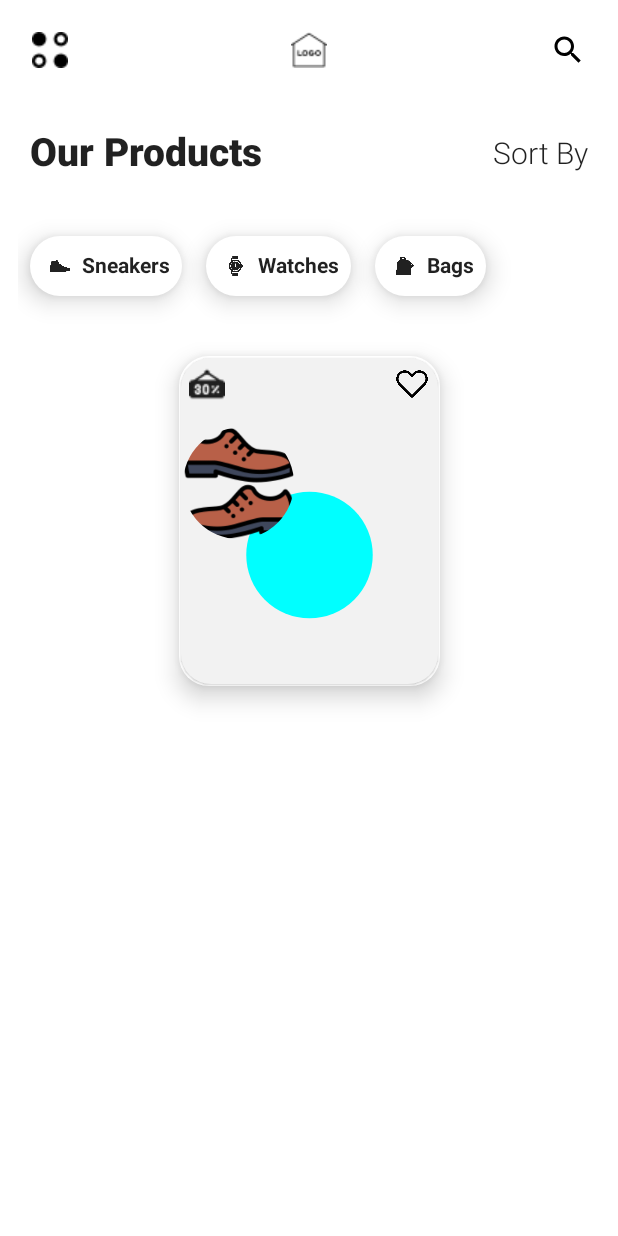
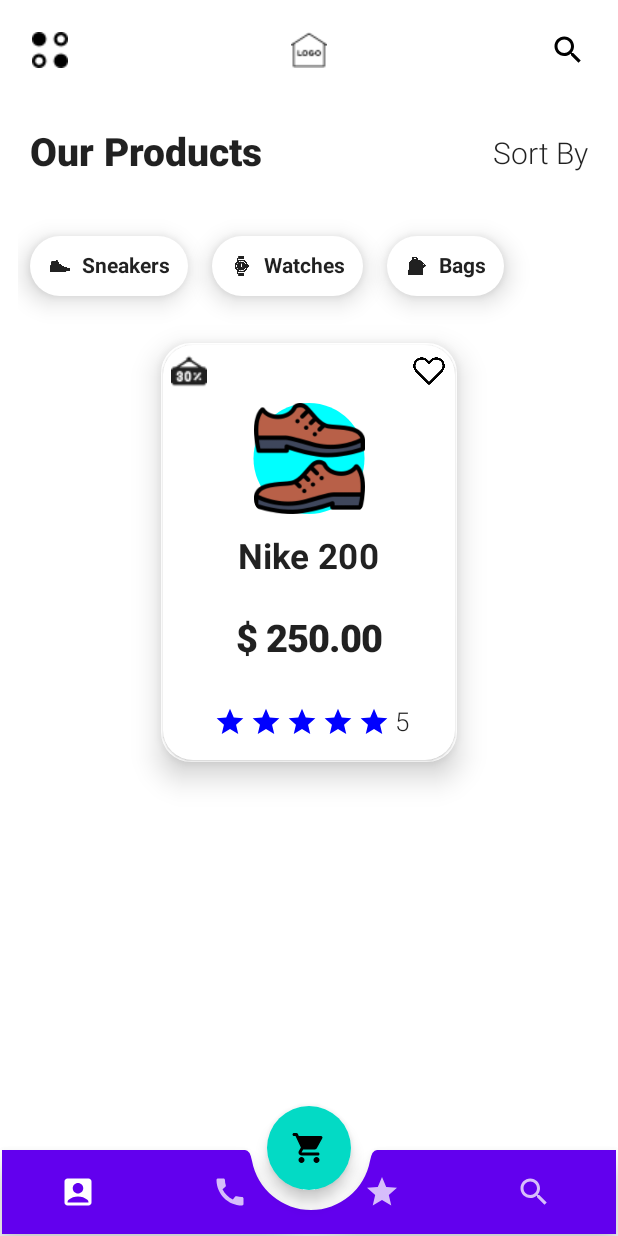
Before and after one commit to lachu97/EcommerceAppUI, an Android app built with Jetpack Compose: the screen it shows after launch (MainActivity), on a phone screen of 412 x 824 dp. Run offline under Robolectric (Android 15) with nearby library versions, the phone set to English and light mode, and no system bars.

Commit message:
another commit 2

```diff
--- a/app/src/main/java/com/example/ecomdesign/MainActivity.kt
+++ b/app/src/main/java/com/example/ecomdesign/MainActivity.kt
@@ -1,32 +1,89 @@
 package com.example.ecomdesign
 
 import android.os.Bundle
+import android.widget.Toast
 import androidx.activity.ComponentActivity
 import androidx.activity.compose.setContent
 import androidx.compose.foundation.layout.*
-import androidx.compose.material.MaterialTheme
-import androidx.compose.material.Surface
-import androidx.compose.material.Text
+import androidx.compose.foundation.shape.CornerSize
+import androidx.compose.material.*
+import androidx.compose.material.icons.Icons
+import androidx.compose.material.icons.filled.*
+import androidx.compose.material.icons.rounded.Add
+import androidx.compose.material.icons.rounded.Menu
+import androidx.compose.material.icons.rounded.ShoppingCart
 import androidx.compose.runtime.Composable
+import androidx.compose.runtime.mutableStateOf
+import androidx.compose.runtime.*
 import androidx.compose.ui.Alignment
 import androidx.compose.ui.Modifier
+import androidx.compose.ui.graphics.Color
+import androidx.compose.ui.res.colorResource
 import androidx.compose.ui.tooling.preview.Preview
 import androidx.compose.ui.unit.dp
-import com.example.ecomdesign.homeui.Chipgrp
-import com.example.ecomdesign.homeui.productcards
-import com.example.ecomdesign.homeui.titlepart
-import com.example.ecomdesign.homeui.toppart
+import androidx.core.graphics.drawable.IconCompat
+import com.example.ecomdesign.homeui.*
 import com.example.ecomdesign.ui.theme.EcomdesignTheme
+import kotlin.math.absoluteValue
 
-class MainActivity : ComponentActivity() {
+class MainActivity : ComponentActivity(), clicker {
     override fun onCreate(savedInstanceState: Bundle?) {
         super.onCreate(savedInstanceState)
         setContent {
             EcomdesignTheme {
+                var index = remember { mutableStateOf(0) }
                 // A surface container using the 'background' color from the theme
-                Surface(
+                Scaffold(
                     modifier = Modifier.fillMaxSize(),
-                    color = MaterialTheme.colors.background
+                    floatingActionButton = {
+                        FloatingActionButton(
+                            onClick = { /*TODO*/ },
+                            modifier = Modifier.padding(4.dp),
+                        ) {
+                            Icon(
+                                Icons.Rounded.ShoppingCart,
+                                contentDescription = "Localized description"
+                            )
+                        }
+                    },
+                    isFloatingActionButtonDocked = true,
+                    floatingActionButtonPosition = FabPosition.Center,
+                    backgroundColor = Color.White
+                    ,bottomBar = {
+                        BottomAppBar(
+                            modifier = Modifier.padding(1.dp),
+                            cutoutShape = MaterialTheme.shapes.small.copy(
+                                CornerSize(percent = 50)
+                            ),
+                            contentPadding = PaddingValues(end = 4.dp)
+                        ) {
+                            BottomNavigationItem(
+                                selected = (index.value == 0),
+                                onClick = { index.value = 0 },
+                                icon = {
+                                    Icon(Icons.Default.AccountBox, contentDescription = null)
+                                })
+                            BottomNavigationItem(
+                                selected = (index.value == 1),
+                                onClick = { index.value = 1 },
+                                icon = {
+                                    Icon(Icons.Default.Call, contentDescription = null)
+                                })
+                            BottomNavigationItem(
+                                selected = (index.value == 3),
+                                onClick = { index.value = 3},
+                                icon = {
+                                    Icon(Icons.Default.Star, contentDescription = null)
+                                })
+                            BottomNavigationItem(
+                                selected = (index.value == 4),
+                                onClick = { index.value = 4},
+                                icon = {
+                                    Icon(Icons.Default.Search, contentDescription = null)
+                                })
+
+                        }
+                    },
                 ) {
                     Column(
                         Modifier
@@ -40,26 +97,18 @@ class MainActivity : ComponentActivity() {
                         Spacer(modifier = Modifier.padding(10.dp))
                         Chipgrp()
                         Spacer(modifier = Modifier.padding(10.dp))
-                        productcards({
-                             Unit
-                        })
+                        productcards(this@MainActivity, "Nike 200", "$ 250.00")
                     }
-
                 }
             }
         }
     }
-}
 
-@Composable
-fun Greeting(name: String) {
-    Text(text = "Hello $name!")
-}
+    override fun clickit() {
+        Toast.makeText(this, "Functon Inside", Toast.LENGTH_LONG).show()
+    }
 
-@Preview(showBackground = true)
-@Composable
-fun DefaultPreview() {
-    EcomdesignTheme {
-        Greeting("Android")
+    override fun nowclick() {
+        Toast.makeText(this, "Functon CLicked", Toast.LENGTH_LONG).show()
     }
 }
--- /dev/null
+++ b/app/src/main/java/com/example/ecomdesign/homeui/clicker.kt
@@ -0,0 +1,6 @@
+package com.example.ecomdesign.homeui
+
+interface clicker {
+    fun clickit()
+    fun nowclick()
+}
--- a/app/src/main/java/com/example/ecomdesign/homeui/homescreen.kt
+++ b/app/src/main/java/com/example/ecomdesign/homeui/homescreen.kt
@@ -1,6 +1,5 @@
 package com.example.ecomdesign.homeui
 
-import androidx.compose.foundation.Canvas
 import androidx.compose.foundation.Image
 import androidx.compose.foundation.clickable
 import androidx.compose.foundation.layout.*
@@ -21,6 +20,7 @@ import androidx.compose.ui.res.painterResource
 import androidx.compose.ui.text.font.FontFamily
 import androidx.compose.ui.text.font.FontStyle
 import androidx.compose.ui.text.font.FontWeight
+import androidx.compose.ui.text.style.TextOverflow
 import androidx.compose.ui.unit.dp
 import androidx.compose.ui.unit.sp
 import com.example.ecomdesign.R
@@ -153,7 +153,7 @@ fun Chippart(name: String, id: Int) {
             Spacer(modifier = Modifier.padding(1.dp))
             Text(
                 text = name, fontSize = 14.sp, fontWeight = FontWeight.Bold,
-                fontFamily = FontFamily.SansSerif
+                fontFamily = FontFamily.SansSerif, modifier = Modifier.padding(end = 4.dp)
             )
         }
     }
@@ -179,36 +179,46 @@ fun Chipgrp() {
 
 //display cards
 @Composable
-fun productcards(onclick: () -> Unit) {
+fun productcards(onclick: clicker, name: String, price:String) {
     val newiconsize = 84
     Surface(
         modifier = Modifier
-            .width(194.dp)
-            .height(240.dp)
-            .padding(paddingval),
-        elevation = 10.dp,
+            .width(200.dp)
+            .padding(1.dp),
+        elevation = 12.dp,
         shape = RoundedCornerShape(cornerradius.dp)
     ) {
         Card(
             Modifier
-                .fillMaxSize()
                 .padding(1.dp)
                 .clickable {
-                    onclick
+                    onclick.nowclick()
                 },
-            backgroundColor = colorResource(id = R.color.mywhite),
+            backgroundColor = colorResource(id = R.color.white),
             shape = RoundedCornerShape(cornerradius.dp)
         ) {
             Column(
                 Modifier
-                    .fillMaxSize()
+                    .fillMaxWidth()
                     .padding(1.dp),
                 verticalArrangement = Arrangement.spacedBy(1.dp),
                 horizontalAlignment = Alignment.CenterHorizontally
             ) {
                 cardtop()
-                Spacer(modifier = Modifier.padding(5.dp))
+                Spacer(modifier = Modifier.padding(1.dp))
                 cardmiddle()
+//                Image(
+//                    painter = painterResource(id = R.drawable.shoe12),
+//                    contentDescription = null,
+//                    modifier = Modifier
+//                        .clip(RoundedCornerShape(10.dp))
+//                        .size(74.dp)
+//                        .align(Alignment.CenterHorizontally)
+//                )
+                Spacer(modifier = Modifier.padding(1.dp))
+                cardtitle(name = name)
+                price(price = price)
+                bottompart()
 
             }
         }
@@ -254,24 +264,104 @@ fun cardtop(
 
 @Composable
 fun cardmiddle() {
-    Box(modifier = Modifier.fillMaxWidth()) {
-        Canvas(modifier = Modifier.fillMaxSize()) {
-            val canvasWidth = size.width
-            val canvasHeight = size.height
+    Box(modifier = Modifier
+        .fillMaxWidth()
+        .drawBehind {
             drawCircle(
                 color = Color.Cyan,
-                center = Offset(x = canvasWidth / 2, y = canvasHeight / 2),
-                radius = size.minDimension / 4
+                center = Offset(x = size.width / 2, y = size.height / 2),
+                radius = size.minDimension / 2
             )
-        }
+        }) {
+//        Canvas(modifier = Modifier.fillMaxWidth()) {
+//            val canvasWidth = size.width
+//            val canvasHeight = size.height
+//            drawCircle(
+//                color = Color.Cyan,
+//                center = Offset(x = canvasWidth / 2, y = canvasHeight / 2),
+//                radius = size.minDimension / 4
+//            )
+//        }
         Image(
-            painter = painterResource(id = R.drawable.shoe12)
-            , contentDescription = null,
+            painter = painterResource(id = R.drawable.shoe12),
+            contentDescription = null,
             modifier = Modifier
-                .clip(CircleShape)
+                .clip(RoundedCornerShape(10.dp))
                 .size(74.dp)
+                .align(Alignment.Center)
+        )
+    }
+}
+
+@Composable
+fun cardtitle(name: String) {
+    Row(
+        modifier = Modifier.fillMaxWidth(),
+        horizontalArrangement = Arrangement.Center
+    ) {
+        Text(
+            text = name,
+            fontWeight = FontWeight.Bold,
+            fontStyle = FontStyle.Normal,
+            fontSize = 23.sp,
+            modifier = Modifier.padding(paddingval),
+            overflow = TextOverflow.Ellipsis,
+            style = MaterialTheme.typography.caption
         )
     }
 
+}
 
+@Composable
+fun price(price: String) {
+    Row(
+        modifier = Modifier.fillMaxWidth(),
+        horizontalArrangement = Arrangement.Center
+    ) {
+        Text(
+            text = price,
+            fontWeight = FontWeight.ExtraBold,
+            fontStyle = FontStyle.Normal,
+            fontSize = 25.sp,
+            modifier = Modifier.padding(2.dp),
+            overflow = TextOverflow.Ellipsis,
+            style = MaterialTheme.typography.h3
+        )
+    }
 }
+
+@Composable
+fun bottompart() {
+    Row(
+        modifier = Modifier
+            .fillMaxWidth()
+            .padding(paddingval),
+        verticalAlignment = Alignment.CenterVertically,
+        horizontalArrangement = Arrangement.Center
+    ) {
+        star(no = 5)
+        Text(text = "5", fontWeight = FontWeight.Light, fontSize = 17.sp,
+            fontStyle = FontStyle.Normal
+            )
+    }
+}
+
+@Composable
+fun star(no: Int) {
+    Row(
+        modifier = Modifier
+            .padding(2.dp),
+        verticalAlignment = Alignment.CenterVertically,
+    ) {
+        repeat(no) {
+            Icon(
+                painter = painterResource(id = R.drawable.ic_star),
+                contentDescription = null,
+                modifier = Modifier
+                    .size(24.dp)
+                    .padding(1.dp),
+                tint = Color.Blue
+            )
+        }
+    }
+}
--- /dev/null
+++ b/app/src/main/res/drawable/ic_star.xml
@@ -0,0 +1,9 @@
+<vector xmlns:android="http://schemas.android.com/apk/res/android"
+    android:width="24dp"
+    android:height="24dp"
+    android:viewportWidth="24"
+    android:viewportHeight="24">
+  <path
+      android:fillColor="@android:color/white"
+      android:pathData="M12,17.27L18.18,21l-1.64,-7.03L22,9.24l-7.19,-0.61L12,2L9.19,8.63L2,9.24l5.46,4.73L5.82,21L12,17.27z"/>
+</vector>
```
